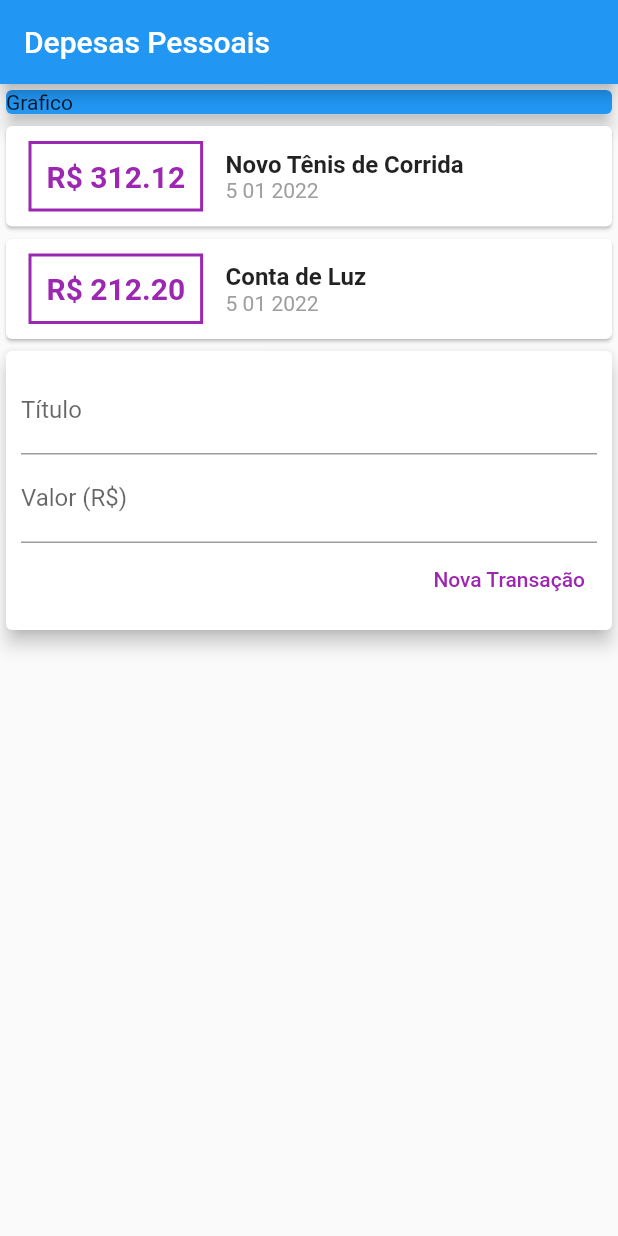
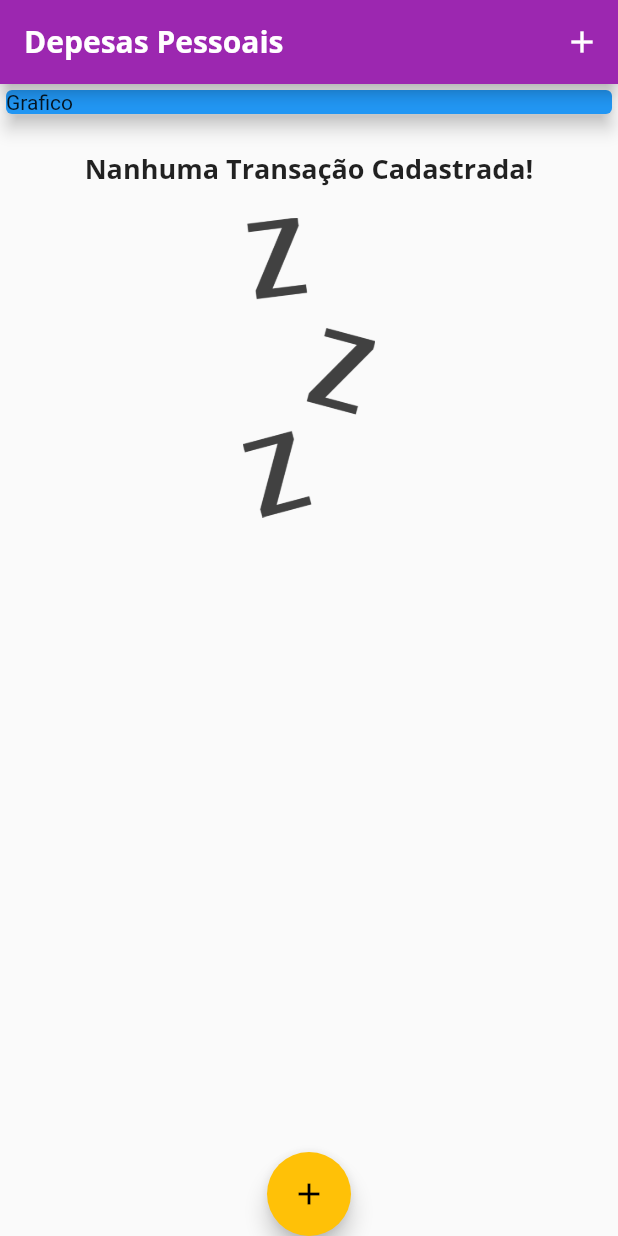
Before and after one commit to ademir2011/app02expenses, a Flutter app: the screen it shows after launch, on a phone screen of 412 x 824 dp. Run offline on Flutter 3.47's test engine with Material 2 defaults, Android fonts, the phone set to English and light mode, and no system bars.

Commit message:
adição do modal, imagens e fontes

```diff
--- a/lib/components/transaction_list.dart
+++ b/lib/components/transaction_list.dart
@@ -8,9 +8,30 @@ class TransactionList extends StatelessWidget {
   const TransactionList(this.transactions, {Key? key}) : super(key: key);
   @override
   Widget build(BuildContext context) {
-    return Column(
-      children: transactions
-          .map((tr) => Card(
+    return Container(
+      height: 300,
+      child: transactions.isEmpty
+          ? Column(
+              children: [
+                const SizedBox(height: 20),
+                Text(
+                  'Nanhuma Transação Cadastrada!',
+                  style: Theme.of(context).textTheme.headline6,
+                ),
+                const SizedBox(height: 20),
+                Container(
+                  height: 200,
+                  child: Image.asset(
+                    'assets/images/waiting.png',
+                    fit: BoxFit.cover,
+                  ),
+                ),
+              ],
+            )
+          : ListView.builder(
+              itemBuilder: (ctx, index) {
+                final tr = transactions[index];
+                return Card(
                   child: Row(
                     children: [
                       Container(
@@ -20,17 +41,17 @@ class TransactionList extends StatelessWidget {
                         ),
                         decoration: BoxDecoration(
                           border: Border.all(
-                          color: Colors.purple,
+                            color: Theme.of(context).primaryColor,
                             width: 2,
                           ),
                         ),
                         padding: const EdgeInsets.all(10),
                         child: Text(
                           'R\$ ${tr.value.toStringAsFixed(2)}',
-                        style: const TextStyle(
+                          style: TextStyle(
                             fontWeight: FontWeight.bold,
                             fontSize: 20,
-                          color: Colors.purple,
+                            color: Theme.of(context).primaryColor,
                           ),
                         ),
                       ),
@@ -39,10 +60,7 @@ class TransactionList extends StatelessWidget {
                         children: [
                           Text(
                             tr.title,
-                          style: const TextStyle(
-                            fontSize: 16,
-                            fontWeight: FontWeight.bold,
-                          ),
+                            style: Theme.of(context).textTheme.headline6,
                           ),
                           Text(
                             DateFormat('d MM y').format(tr.date),
@@ -54,8 +72,10 @@ class TransactionList extends StatelessWidget {
                       ),
                     ],
                   ),
-              ))
-          .toList(),
+                );
+              },
+              itemCount: transactions.length,
+            ),
     );
   }
 }
--- a/lib/components/transaction_user.dart
+++ /dev/null
@@ -1,50 +0,0 @@
-import 'dart:math';
-
-import 'package:app02expenses/components/transaction_form.dart';
-import 'package:app02expenses/components/transaction_list.dart';
-import 'package:app02expenses/models/transaction.dart';
-import 'package:flutter/material.dart';
-
-class TransactionUser extends StatefulWidget {
-  const TransactionUser({Key? key}) : super(key: key);
-
-  @override
-  _TransactionUserState createState() => _TransactionUserState();
-}
-
-class _TransactionUserState extends State<TransactionUser> {
-  final _transactions = [
-    Transaction(
-      id: 't1',
-      title: 'Novo Tênis de Corrida',
-      value: 312.12,
-      date: DateTime.now(),
-    ),
-    Transaction(
-      id: 't2',
-      title: 'Conta de Luz',
-      value: 212.2,
-      date: DateTime.now(),
-    ),
-  ];
-
-  _addTransaction(String title, double value) {
-    final newTransaction = Transaction(
-      id: Random().nextDouble().toString(),
-      title: title,
-      value: value,
-      date: DateTime.now(),
-    );
-
-    setState(() {
-      _transactions.add(newTransaction);
-    });
-  }
-
-  @override
-  Widget build(BuildContext context) {
-    return Column(
-      children: [TransactionList(_transactions), TransactionForm(_addTransaction)],
-    );
-  }
-}
--- a/lib/main.dart
+++ b/lib/main.dart
@@ -1,33 +1,100 @@
+import 'dart:math';
+
 import 'package:app02expenses/components/transaction_form.dart';
 import 'package:app02expenses/components/transaction_list.dart';
-import 'package:app02expenses/components/transaction_user.dart';
 import 'package:app02expenses/models/transaction.dart';
 import 'package:flutter/material.dart';
-import 'package:intl/intl.dart';
 
-main() => runApp(ExpensesApp());
+main() => runApp(const ExpensesApp());
 
 class ExpensesApp extends StatelessWidget {
   const ExpensesApp({Key? key}) : super(key: key);
 
   @override
   Widget build(BuildContext context) {
-    return const MaterialApp(
+    return MaterialApp(
       home: MyHomePage(),
+      theme: ThemeData(
+        primarySwatch: Colors.purple,
+        accentColor: Colors.amber,
+        fontFamily: 'Quicksand',
+        textTheme: ThemeData.light().textTheme.copyWith(
+              headline6: TextStyle(
+                fontFamily: 'OpenSans',
+                fontSize: 18,
+                fontWeight: FontWeight.bold,
+              ),
+            ),
+        appBarTheme: AppBarTheme(
+          textTheme: ThemeData.light().textTheme.copyWith(
+                headline6: TextStyle(
+                  fontFamily: 'OpenSans',
+                  fontSize: 20,
+                  fontWeight: FontWeight.bold,
+                ),
+              ),
+        ),
+      ),
     );
   }
 }
 
-class MyHomePage extends StatelessWidget {
+class MyHomePage extends StatefulWidget {
   const MyHomePage({Key? key}) : super(key: key);
+
+  @override
+  State<MyHomePage> createState() => _MyHomePageState();
+}
+
+class _MyHomePageState extends State<MyHomePage> {
+  final List<Transaction> _transactions = [
+    // Transaction(
+    //   id: 't1',
+    //   title: 'Novo Tênis de Corrida',
+    //   value: 312.12,
+    //   date: DateTime.now(),
+    // ),
+    // Transaction(
+    //   id: 't2',
+    //   title: 'Conta de Luz',
+    //   value: 212.2,
+    //   date: DateTime.now(),
+    // ),
+  ];
+
+  _addTransaction(String title, double value) {
+    final newTransaction = Transaction(
+      id: Random().nextDouble().toString(),
+      title: title,
+      value: value,
+      date: DateTime.now(),
+    );
+
+    setState(() {
+      _transactions.add(newTransaction);
+    });
+
+    Navigator.of(context).pop();
+  }
+
+  _openTransactionFormModal(BuildContext context) {
+    showModalBottomSheet(
+      context: context,
+      builder: (_) {
+        return TransactionForm(_addTransaction);
+      },
+    );
+  }
 
   @override
   Widget build(BuildContext context) {
     return Scaffold(
       appBar: AppBar(
         title: const Text('Depesas Pessoais'),
+        actions: [IconButton(onPressed: () => _openTransactionFormModal(context), icon: const Icon(Icons.add))],
       ),
-      body: Column(
+      body: SingleChildScrollView(
+        child: Column(
           crossAxisAlignment: CrossAxisAlignment.stretch,
           children: [
             Container(
@@ -37,9 +104,15 @@ class MyHomePage extends StatelessWidget {
                 elevation: 5,
               ),
             ),
-          const TransactionUser(),
+            TransactionList(_transactions),
           ],
         ),
+      ),
+      floatingActionButton: FloatingActionButton(
+        child: Icon(Icons.add),
+        onPressed: () => _openTransactionFormModal(context),
+      ),
+      floatingActionButtonLocation: FloatingActionButtonLocation.centerDocked,
     );
   }
 }
```
Also changed, not shown: lib/components/chart.dart (added, +45 -0 lines), lib/components/transaction_form.dart (+23 -10 lines), pubspec.yaml (+13 -14 lines), assets/fonts/OpenSans-Bold.ttf (added), assets/fonts/OpenSans-Regular.ttf (added), assets/fonts/Quicksand-Bold.ttf (added), assets/fonts/Quicksand-Light.ttf (added), assets/fonts/Quicksand-Medium.ttf (added), assets/fonts/Quicksand-Regular.ttf (added), assets/images/waiting.png (added). Lines whose indentation alone changed are shown as unchanged.
